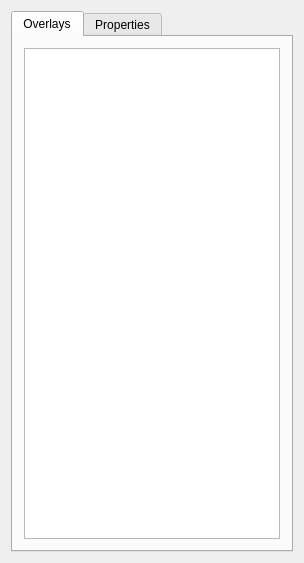
The window that Plugins/org.mitk.gui.qt.overlaymanager/src/internal/QmitkOverlayManagerViewControls.ui (MITK/MITK) describes before a commit, drawn with Qt 5.
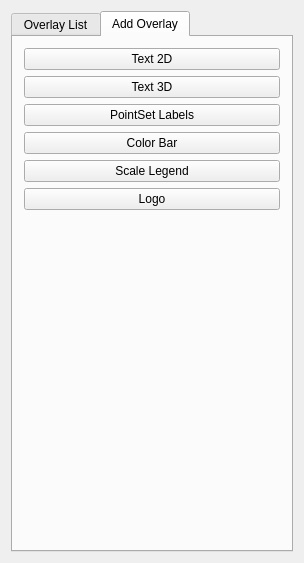
The same window after the commit. Icons and pictures are not drawn.

Diff of the .ui file:
```diff
--- a/Plugins/org.mitk.gui.qt.overlaymanager/src/internal/QmitkOverlayManagerViewControls.ui
+++ b/Plugins/org.mitk.gui.qt.overlaymanager/src/internal/QmitkOverlayManagerViewControls.ui
@@ -23,27 +23,39 @@
    <item>
     <widget class="QTabWidget" name="tabWidget">
      <property name="currentIndex">
-      <number>0</number>
+      <number>1</number>
      </property>
-     <widget class="QWidget" name="m_OverlayListTab">
-      <attribute name="title">
-       <string>Overlays</string>
-      </attribute>
-      <layout class="QVBoxLayout" name="verticalLayout_2">
-       <item>
-        <layout class="QVBoxLayout" name="verticalLayout_3">
-         <item>
-          <widget class="QListWidget" name="m_OverlayList"/>
-         </item>
-        </layout>
-       </item>
-      </layout>
-     </widget>
      <widget class="QWidget" name="m_PropertyListTab">
       <attribute name="title">
-       <string>Properties</string>
+       <string>Overlay List</string>
       </attribute>
       <layout class="QVBoxLayout" name="verticalLayout_5">
+       <item>
+        <widget class="QListWidget" name="m_OverlayList">
+         <property name="sizePolicy">
+          <sizepolicy hsizetype="Expanding" vsizetype="MinimumExpanding">
+           <horstretch>0</horstretch>
+           <verstretch>0</verstretch>
+          </sizepolicy>
+         </property>
+         <property name="minimumSize">
+          <size>
+           <width>0</width>
+           <height>40</height>
+          </size>
+         </property>
+         <property name="editTriggers">
+          <set>QAbstractItemView::AnyKeyPressed|QAbstractItemView::DoubleClicked|QAbstractItemView::EditKeyPressed</set>
+         </property>
+        </widget>
+       </item>
+       <item>
+        <widget class="QPushButton" name="m_DeleteOverlay">
+         <property name="text">
+          <string>Delete</string>
+         </property>
+        </widget>
+       </item>
        <item>
         <layout class="QHBoxLayout" name="horizontalLayout_2">
          <property name="topMargin">
@@ -100,7 +112,80 @@
        <item>
         <layout class="QVBoxLayout" name="verticalLayout_4">
          <item>
-          <widget class="QTreeView" name="m_PropertyTree"/>
+          <widget class="QTreeView" name="m_PropertyTree">
+           <property name="sizePolicy">
+            <sizepolicy hsizetype="Expanding" vsizetype="Maximum">
+             <horstretch>0</horstretch>
+             <verstretch>0</verstretch>
+            </sizepolicy>
+           </property>
+          </widget>
+         </item>
+        </layout>
+       </item>
+      </layout>
+     </widget>
+     <widget class="QWidget" name="tab">
+      <attribute name="title">
+       <string>Add Overlay</string>
+      </attribute>
+      <layout class="QVBoxLayout" name="verticalLayout_3">
+       <item>
+        <layout class="QVBoxLayout" name="verticalLayout_2">
+         <item>
+          <widget class="QPushButton" name="m_ButtonAddText2D">
+           <property name="text">
+            <string>Text 2D</string>
+           </property>
+          </widget>
+         </item>
+         <item>
+          <widget class="QPushButton" name="m_ButtonAddText3D">
+           <property name="text">
+            <string>Text 3D</string>
+           </property>
+          </widget>
+         </item>
+         <item>
+          <widget class="QPushButton" name="m_ButtonAddLabels">
+           <property name="text">
+            <string>PointSet Labels</string>
+           </property>
+          </widget>
+         </item>
+         <item>
+          <widget class="QPushButton" name="m_ButtonAddColorBar">
+           <property name="text">
+            <string>Color Bar</string>
+           </property>
+          </widget>
+         </item>
+         <item>
+          <widget class="QPushButton" name="m_ButtonAddScaleLegend">
+           <property name="text">
+            <string>Scale Legend</string>
+           </property>
+          </widget>
+         </item>
+         <item>
+          <widget class="QPushButton" name="pushButton_6">
+           <property name="text">
+            <string>Logo</string>
+           </property>
+          </widget>
+         </item>
+         <item>
+          <spacer name="verticalSpacer">
+           <property name="orientation">
+            <enum>Qt::Vertical</enum>
+           </property>
+           <property name="sizeHint" stdset="0">
+            <size>
+             <width>20</width>
+             <height>40</height>
+            </size>
+           </property>
+          </spacer>
          </item>
         </layout>
        </item>
```
Left out of the diff: 4 changed lines with no effect on the pictures.
